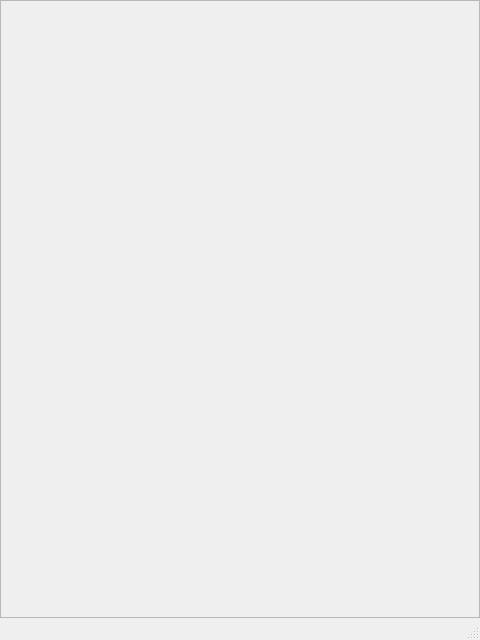
Above: securelem-gui/mainwindow.ui from imakin/securelemakin before the change. Below: the same form after it.
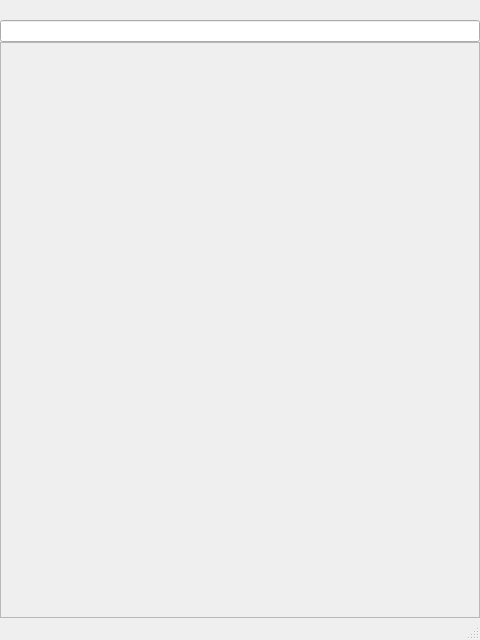
That is the form after the change.

The edit to the form file:
```diff
--- a/securelem-gui/mainwindow.ui
+++ b/securelem-gui/mainwindow.ui
@@ -19,7 +19,7 @@
      <number>0</number>
     </property>
     <property name="topMargin">
-     <number>0</number>
+     <number>20</number>
     </property>
     <property name="rightMargin">
      <number>0</number>
@@ -30,7 +30,7 @@
     <property name="spacing">
      <number>0</number>
     </property>
-    <item row="0" column="0">
+    <item row="1" column="0">
      <widget class="QScrollArea" name="scrollArea">
       <property name="widgetResizable">
        <bool>true</bool>
@@ -41,13 +41,16 @@
          <x>0</x>
          <y>0</y>
          <width>478</width>
-         <height>602</height>
+         <height>543</height>
         </rect>
        </property>
        <layout class="QVBoxLayout" name="verticalLayout"/>
       </widget>
      </widget>
     </item>
+    <item row="0" column="0">
+     <widget class="QLineEdit" name="le_port"/>
+    </item>
    </layout>
   </widget>
   <widget class="QStatusBar" name="statusbar"/>
```
